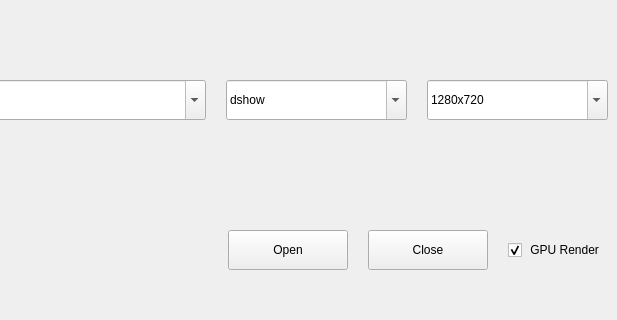
Before: the Qt Designer form TestApp/VideoInputUI.ui in Declare7/FFmpegDemo, drawn with Qt 5; both pictures show x 333 to 950 and y 494 to 814 of the 950 by 814 pixel window.
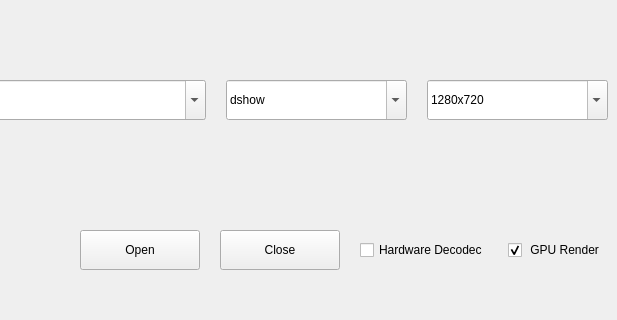
After: the same form once the commit is applied.

What changed in the file:
```diff
--- a/TestApp/VideoInputUI.ui
+++ b/TestApp/VideoInputUI.ui
@@ -181,6 +181,13 @@
         </property>
        </widget>
       </item>
+      <item>
+       <widget class="QCheckBox" name="checkBoxHw">
+        <property name="text">
+         <string>Hardware Decodec</string>
+        </property>
+       </widget>
+      </item>
       <item>
        <widget class="QCheckBox" name="checkBoxGPU">
         <property name="minimumSize">
```
